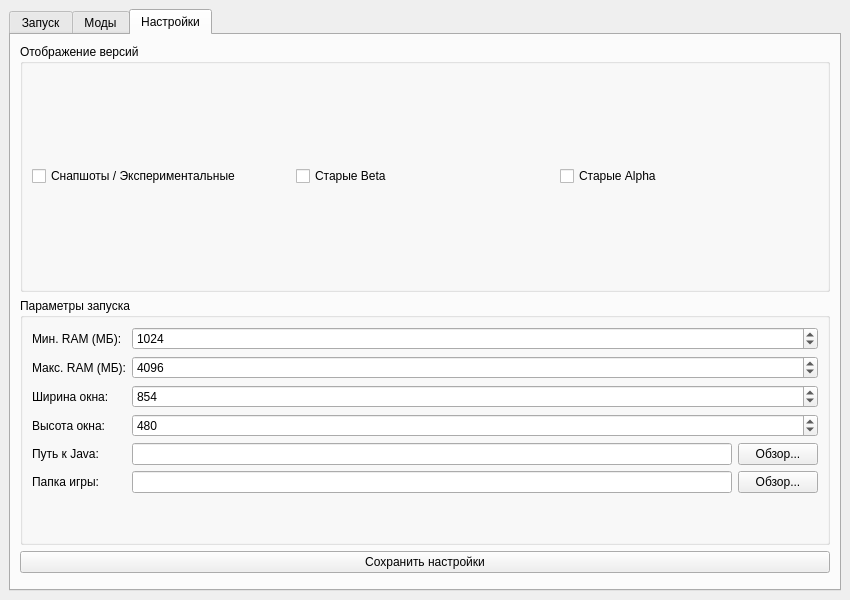
First picture: the form in src/ui/mainwindow.ui, repository MalyshevMS/som, before the edit.
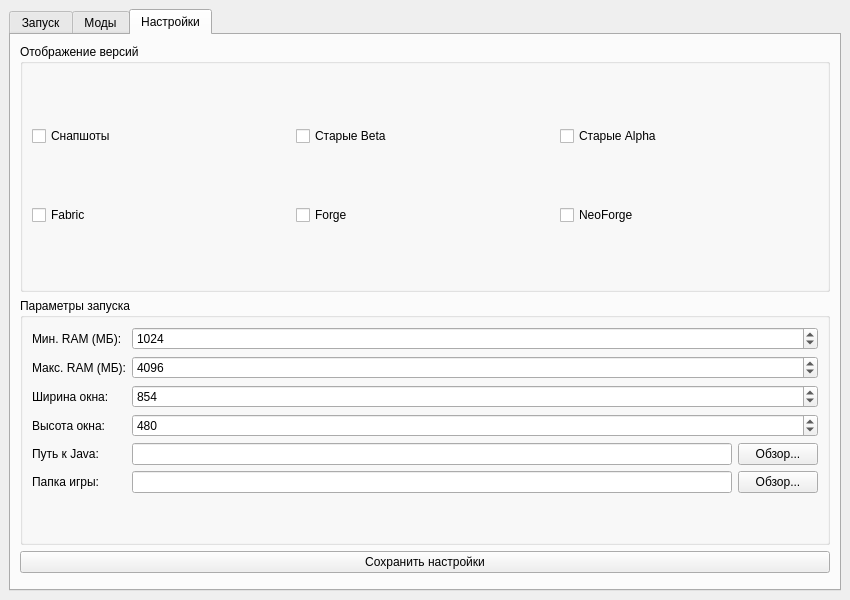
Second picture: the form after the edit. The open tabs and pages were chosen to show the change.

Commit message: сделал загрузку fabric

```diff
--- a/src/ui/mainwindow.ui
+++ b/src/ui/mainwindow.ui
@@ -223,11 +223,13 @@
                                         <property name="title">
                                             <string>Отображение версий</string>
                                         </property>
-                                        <layout class="QHBoxLayout" name="horizontalLayoutFilters">
+                                        <layout class="QVBoxLayout" name="verticalLayoutFilterContainer">
+                                            <item>
+                                                <layout class="QHBoxLayout" name="horizontalLayoutVanillaFilters">
                                             <item>
                                                 <widget class="QCheckBox" name="chkShowSnapshots">
                                                     <property name="text">
-                                                        <string>Снапшоты / Экспериментальные</string>
+                                                                <string>Снапшоты</string>
                                                     </property>
                                                 </widget>
                                             </item>
@@ -244,6 +246,33 @@
                                                         <string>Старые Alpha</string>
                                                     </property>
                                                 </widget>
+                                                    </item>
+                                                </layout>
+                                            </item>
+                                            <item>
+                                                <layout class="QHBoxLayout" name="horizontalLayoutModFilters">
+                                                    <item>
+                                                        <widget class="QCheckBox" name="chkShowFabric">
+                                                            <property name="text">
+                                                                <string>Fabric</string>
+                                                            </property>
+                                                        </widget>
+                                                    </item>
+                                                    <item>
+                                                        <widget class="QCheckBox" name="chkShowForge">
+                                                            <property name="text">
+                                                                <string>Forge</string>
+                                                            </property>
+                                                        </widget>
+                                                    </item>
+                                                    <item>
+                                                        <widget class="QCheckBox" name="chkShowNeoForge">
+                                                            <property name="text">
+                                                                <string>NeoForge</string>
+                                                            </property>
+                                                        </widget>
+                                                    </item>
+                                                </layout>
                                             </item>
                                         </layout>
                                     </widget>
```
Lines whose indentation alone changed are shown as unchanged. The commit also changes 6 other files.
